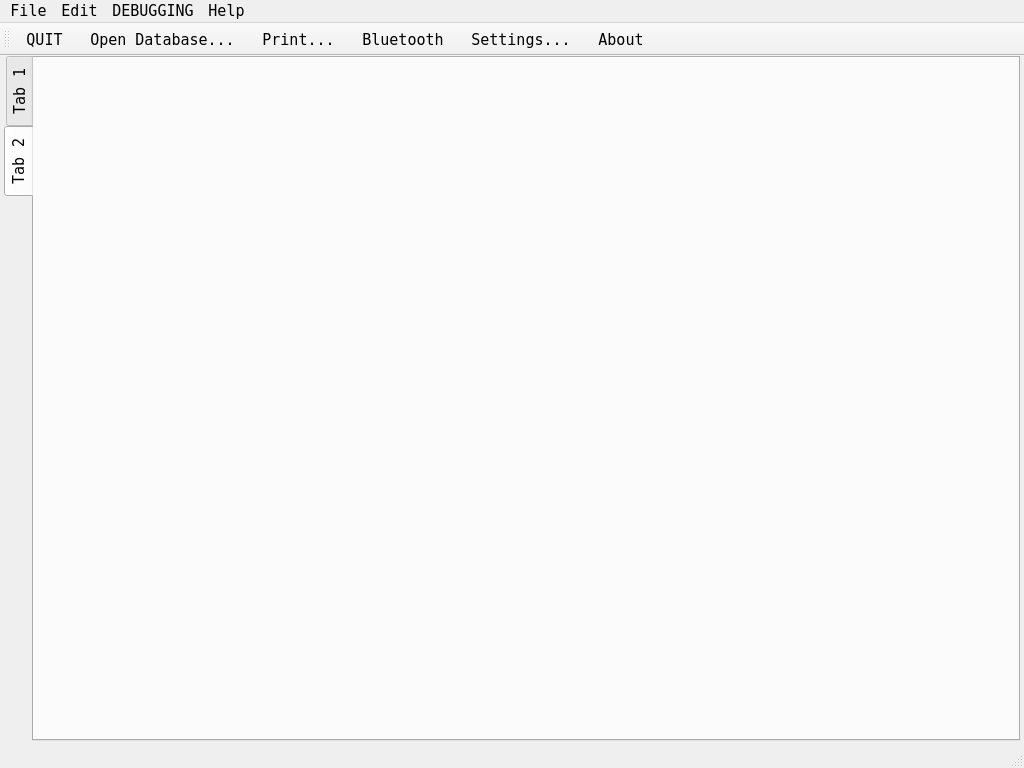
Above: src/ui/SPX42ControlMainWin.ui from dmarc0001/spx42Control before the change. Below: the same form after it.
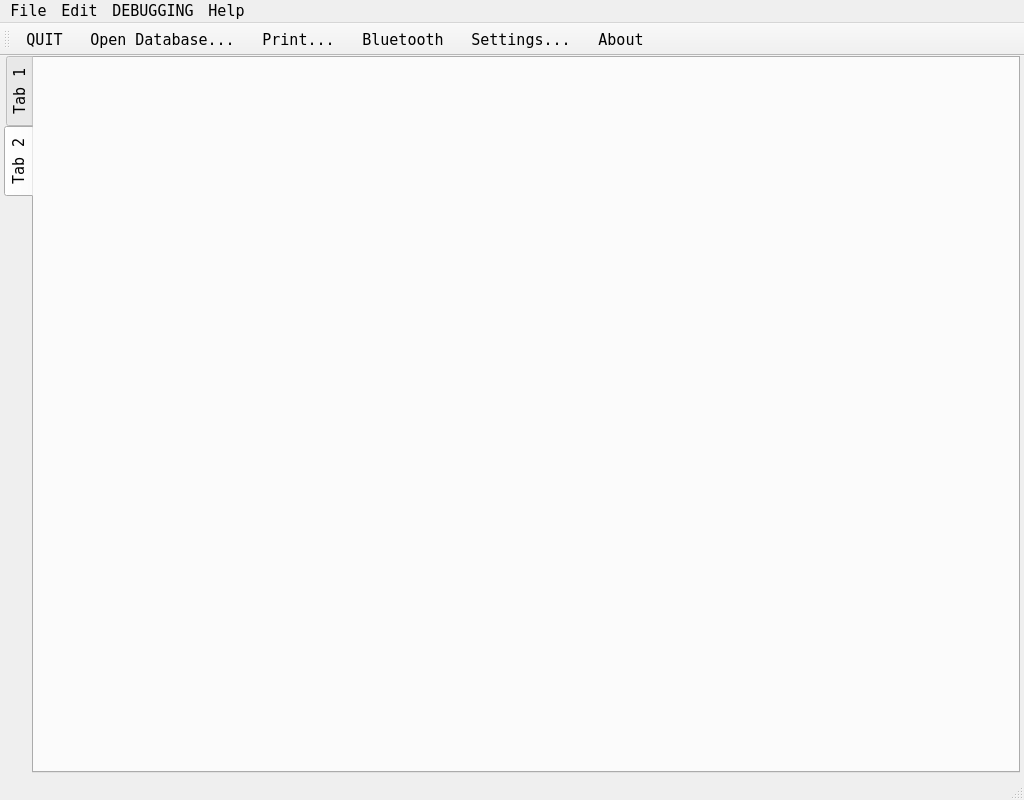
That is the form after the change. Icons and pictures are not drawn.

Commit message: -anordnung und masse des config tab angepasst

The edit to the form file:
```diff
--- a/src/ui/SPX42ControlMainWin.ui
+++ b/src/ui/SPX42ControlMainWin.ui
@@ -7,13 +7,19 @@
     <x>0</x>
     <y>0</y>
     <width>1024</width>
-    <height>768</height>
+    <height>800</height>
    </rect>
   </property>
   <property name="minimumSize">
    <size>
-    <width>866</width>
-    <height>650</height>
+    <width>980</width>
+    <height>800</height>
+   </size>
+  </property>
+  <property name="maximumSize">
+   <size>
+    <width>2048</width>
+    <height>1820</height>
    </size>
   </property>
   <property name="baseSize">
```
Left out of the diff: 16 changed lines with no effect on the pictures. The commit also changes 2 other files.
